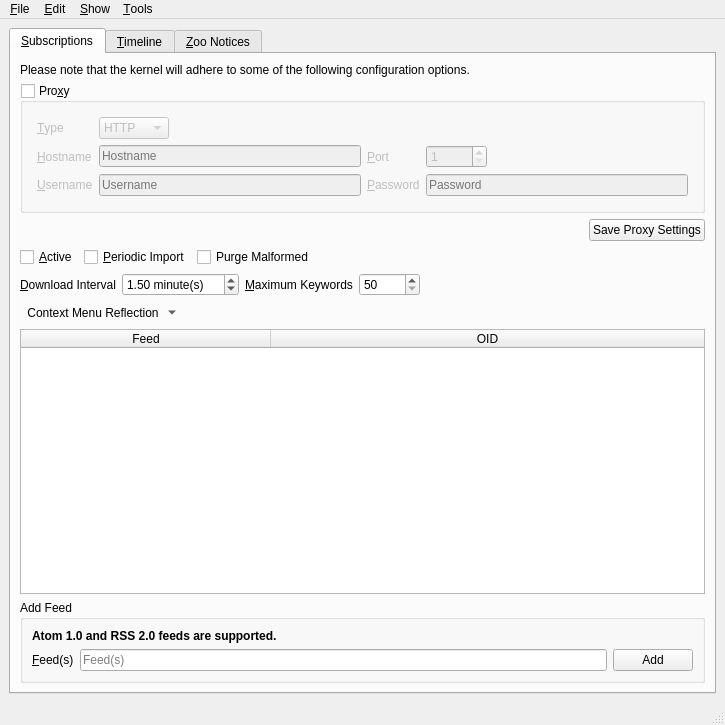
First picture: the form in branches/trunk/UI/spot-on-rss.ui, repository textbrowser/spot-on, before the edit.
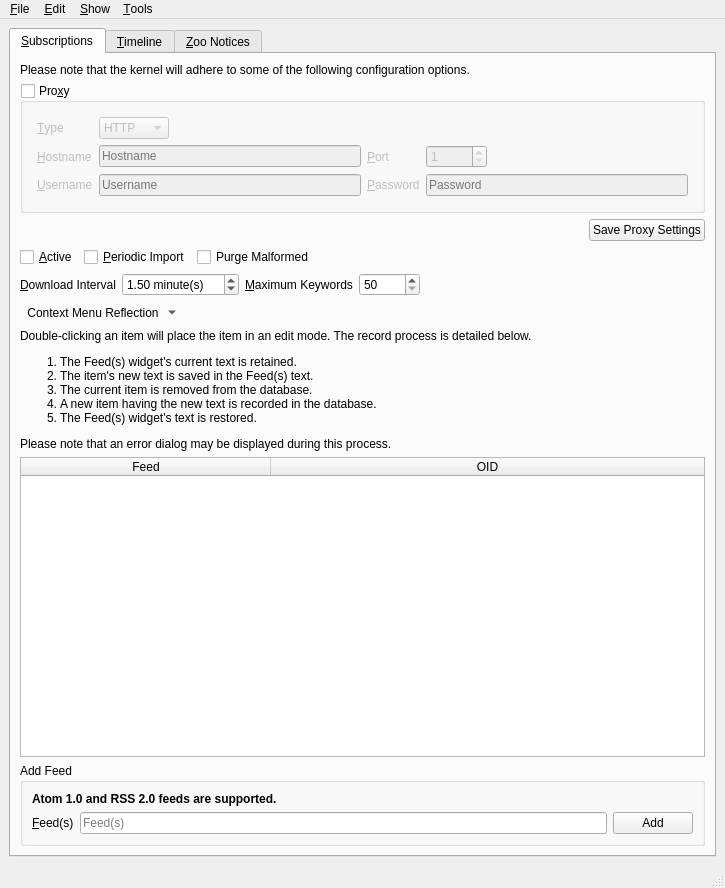
Second picture: the form after the edit. Icons and pictures are not drawn. Custom widgets are drawn as their Qt base class.

The edit to the form file:
```diff
--- a/branches/trunk/UI/spot-on-rss.ui
+++ b/branches/trunk/UI/spot-on-rss.ui
@@ -7,7 +7,7 @@
     <x>0</x>
     <y>0</y>
     <width>725</width>
-    <height>725</height>
+    <height>888</height>
    </rect>
   </property>
   <property name="windowIcon">
@@ -419,6 +419,16 @@
           </item>
          </layout>
         </item>
+        <item>
+         <widget class="QLabel" name="label_12">
+          <property name="text">
+           <string>&lt;html&gt;&lt;head/&gt;&lt;body&gt;&lt;p&gt;Double-clicking an item will place the item in an edit mode. The record process is detailed below.&lt;/p&gt;&lt;ol&gt;&lt;li&gt;The Feed(s) widget's current text is retained.&lt;/li&gt;&lt;li&gt;The item's new text is saved in the Feed(s) text.&lt;/li&gt;&lt;li&gt;The current item is removed from the database.&lt;/li&gt;&lt;li&gt;A new item having the new text is recorded in the database.&lt;/li&gt;&lt;li&gt;The Feed(s) widget's text is restored.&lt;/li&gt;&lt;/ol&gt;&lt;p&gt;Please note that an error dialog may be displayed during this process.&lt;/p&gt;&lt;/body&gt;&lt;/html&gt;</string>
+          </property>
+          <property name="wordWrap">
+           <bool>true</bool>
+          </property>
+         </widget>
+        </item>
         <item>
          <widget class="QTableWidget" name="feeds">
           <property name="alternatingRowColors">
```
Left out of the diff: 3 changed lines with no effect on the pictures.
